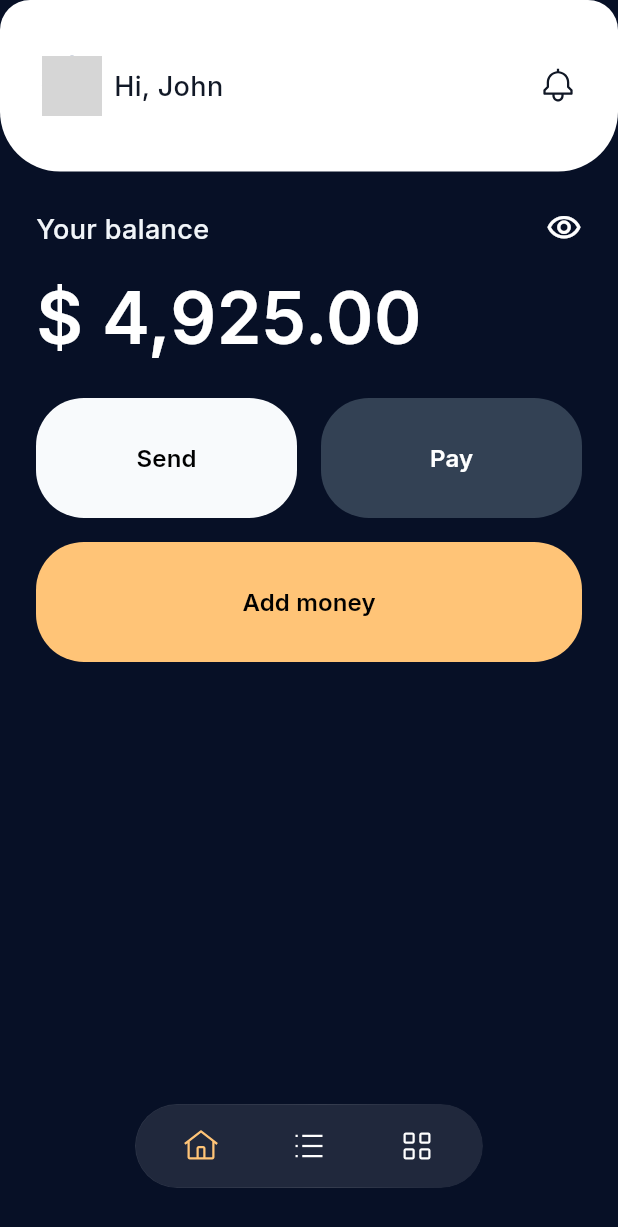
After one commit to RasZarky/mitto, a Flutter app: the NavBase screen opened by its route, on a phone screen of 412 x 824 dp. The commit adds this screen. Shown: the top 1227 px of the screen. Run offline on Flutter 3.47's test engine with Material 3 defaults, Android fonts, the phone set to English and light mode, and no system bars; our stand-ins replace flutter_svg, go_router, intl_phone_number_input, local_auth; network calls fail; grey boxes are pictures that could not be loaded.

Commit message:
implement home, transactions, and explore screens with bottom navigation
- Create `NavBase` component featuring a floating, blurred glass effect bottom navigation bar with custom gradient borders.
- Implement `HomePage` with balance visibility toggle, quick action buttons (Send, Pay, Add money), and a personalized header.
- Create placeholder `TransactionsPage` and `ExplorePage` widgets.
- Update `AppButton` to support an `isLoading` state with a loading indicator and disabled interaction.
- Integrate `flutter_svg` for vector asset support and add new SVG icons for navigation and notifications.
- Configure routing for the new navigation base and update authentication flows to redirect to the home screen upon success.
- Update `LoginPage` and `CreatePasswordPage` to handle loading states and simulated network delays during authentication.

```diff
--- a/lib/core/router/app_router.dart
+++ b/lib/core/router/app_router.dart
@@ -1,6 +1,7 @@
 import 'package:go_router/go_router.dart';
 import 'package:mitto/presentation/get_started/get_started_page.dart';
 import 'package:mitto/presentation/splash/splash_page.dart';
+import 'package:mitto/presentation/nav_base/base.dart';
 
 import '../../presentation/authentication/choose_country_page.dart';
 import '../../presentation/authentication/create_password_page.dart';
@@ -16,6 +17,7 @@ class AppRouter {
   static const String chooseCountry = '/choose-country';
   static const String createPassword = '/create-password';
   static const String login = '/login';
+  static const String navBase = '/nav-base';
 
   static final router = GoRouter(
     debugLogDiagnostics: true,
@@ -49,6 +51,10 @@ class AppRouter {
         path: login,
         builder: (context, state) => const LoginPage(),
       ),
+      GoRoute(
+        path: navBase,
+        builder: (context, state) => const NavBase(),
+      ),
     ],
   );
 }
--- a/lib/core/widgets/app_button.dart
+++ b/lib/core/widgets/app_button.dart
@@ -18,10 +18,11 @@ class AppButton extends StatelessWidget {
       left: 16,
     ),
     this.icon,
+    this.isLoading = false,
   });
 
   final String text;
-  final VoidCallback onPressed;
+  final VoidCallback? onPressed;
   final Color backgroundColor;
   final Color textColor;
   final double height;
@@ -29,6 +30,7 @@ class AppButton extends StatelessWidget {
   final double gap;
   final EdgeInsetsGeometry padding;
   final Widget? icon;
+  final bool isLoading;
 
   @override
   Widget build(BuildContext context) {
@@ -36,7 +38,7 @@ class AppButton extends StatelessWidget {
       height: height,
       width: double.infinity,
       child: ElevatedButton(
-        onPressed: onPressed,
+        onPressed: isLoading ? null : onPressed,
         style: ElevatedButton.styleFrom(
           backgroundColor: backgroundColor,
           foregroundColor: textColor,
@@ -45,8 +47,15 @@ class AppButton extends StatelessWidget {
           shape: RoundedRectangleBorder(
             borderRadius: BorderRadius.circular(borderRadius),
           ),
+          disabledBackgroundColor: backgroundColor.withOpacity(0.6),
         ),
-        child: Row(
+        child: isLoading
+            ? const Center(
+                child: CircularProgressIndicator(
+                  color: AppColors.basicBlack,
+                ),
+              )
+            : Row(
                 mainAxisAlignment: MainAxisAlignment.center,
                 mainAxisSize: MainAxisSize.min,
                 children: [
--- a/lib/gen/assets.gen.dart
+++ b/lib/gen/assets.gen.dart
@@ -31,10 +31,30 @@ class $AssetsImagesGen {
   List<AssetGenImage> get values => [logoDark, logo, phone1, phone2];
 }
 
+class $AssetsSvgsGen {
+  const $AssetsSvgsGen();
+
+  /// File path: assets/svgs/Grid.svg
+  String get grid => 'assets/svgs/Grid.svg';
+
+  /// File path: assets/svgs/Home.svg
+  String get home => 'assets/svgs/Home.svg';
+
+  /// File path: assets/svgs/List.svg
+  String get list => 'assets/svgs/List.svg';
+
+  /// File path: assets/svgs/Notification.svg
+  String get notification => 'assets/svgs/Notification.svg';
+
+  /// List of all assets
+  List<String> get values => [grid, home, list, notification];
+}
+
 class Assets {
   const Assets._();
 
   static const $AssetsImagesGen images = $AssetsImagesGen();
+  static const $AssetsSvgsGen svgs = $AssetsSvgsGen();
 }
 
 class AssetGenImage {
--- a/lib/presentation/authentication/create_password_page.dart
+++ b/lib/presentation/authentication/create_password_page.dart
@@ -103,7 +103,7 @@ class _CreatePasswordPageState extends State<CreatePasswordPage> {
 
       // Navigate to splash or home after account creation
       if (mounted) {
-        context.go(AppRouter.splash);
+        context.go(AppRouter.navBase);
       }
     }
   }
--- a/lib/presentation/authentication/login_page.dart
+++ b/lib/presentation/authentication/login_page.dart
@@ -20,8 +20,9 @@ class _LoginPageState extends State<LoginPage> {
 
   String? _emailError;
   String? _passwordError;
+  bool _isLoading = false;
 
-  void _validateAndNavigate() {
+  Future<void> _validateAndNavigate() async {
     setState(() {
       _emailError = null;
       _passwordError = null;
@@ -43,14 +44,17 @@ class _LoginPageState extends State<LoginPage> {
     if (password.isEmpty) {
       setState(() => _passwordError = 'Password is required');
       isValid = false;
-    } else if (password.length < 6) {
-      setState(() => _passwordError = 'Password must be at least 6 characters');
-      isValid = false;
     }
 
     if (isValid) {
+      setState(() => _isLoading = true);
+
+      // Simulate network request
+      await Future.delayed(const Duration(seconds: 2));
+
       if (mounted) {
-        context.go(AppRouter.splash);
+        setState(() => _isLoading = false);
+        context.go(AppRouter.navBase);
       }
     }
   }
@@ -112,6 +116,7 @@ class _LoginPageState extends State<LoginPage> {
                   AppButton(
                     text: 'Login',
                     onPressed: _validateAndNavigate,
+                    isLoading: _isLoading,
                   ),
                   const SizedBox(height: 24),
                   Align(
--- /dev/null
+++ b/lib/presentation/explore/explore_page.dart
@@ -0,0 +1,14 @@
+import 'package:flutter/material.dart';
+
+class ExplorePage extends StatelessWidget {
+  const ExplorePage({super.key});
+
+  @override
+  Widget build(BuildContext context) {
+    return const Scaffold(
+      body: Center(
+        child: Text('Explore Page'),
+      ),
+    );
+  }
+}
--- /dev/null
+++ b/lib/presentation/home/home_page.dart
@@ -0,0 +1,124 @@
+import 'package:flutter/material.dart';
+import 'package:flutter_svg/svg.dart';
+import 'package:mitto/core/theme/app_colors.dart';
+import 'package:mitto/core/theme/app_text_style.dart';
+
+import '../../core/widgets/app_app_bar.dart';
+import '../../core/widgets/app_button.dart';
+import '../../gen/assets.gen.dart';
+
+class HomePage extends StatefulWidget {
+  const HomePage({super.key});
+
+  @override
+  State<HomePage> createState() => _HomePageState();
+}
+
+class _HomePageState extends State<HomePage> {
+  bool _isBalanceVisible = true;
+
+  @override
+  Widget build(BuildContext context) {
+    return Scaffold(
+      backgroundColor: AppColors.primary700,
+      appBar: AppAppBar(
+        leading: Padding(
+          padding: const EdgeInsets.only(left: 16.0),
+          child: Row(
+            mainAxisSize: MainAxisSize.min,
+            children: [
+              const CircleAvatar(
+                radius: 20,
+                backgroundImage: NetworkImage('https://i.pravatar.cc/150?u=john'),
+              ),
+              const SizedBox(width: 8),
+              Text(
+                'Hi, John',
+                style: AppTextStyle.lgMedium.copyWith(color: AppColors.gray900),
+              )
+            ],
+          ),
+        ),
+        actions: [
+          Padding(
+            padding: const EdgeInsets.only(right: 16.0),
+            child: SvgPicture.asset(Assets.svgs.notification),
+          )
+        ],
+      ),
+      body: SafeArea(
+        child: SingleChildScrollView(
+          padding: const EdgeInsets.all(24.0),
+          child: Column(
+            crossAxisAlignment: CrossAxisAlignment.start,
+            children: [
+              Column(
+                crossAxisAlignment: CrossAxisAlignment.start,
+                children: [
+                  Row(
+                    mainAxisAlignment: MainAxisAlignment.spaceBetween,
+                    children: [
+                      Text(
+                        'Your balance',
+                        style: AppTextStyle.lgMedium,
+                      ),
+                      GestureDetector(
+                        onTap: () {
+                          setState(() {
+                            _isBalanceVisible = !_isBalanceVisible;
+                          });
+                        },
+                        child: Icon(
+                          _isBalanceVisible
+                              ? Icons.visibility_outlined
+                              : Icons.visibility_off_outlined,
+                          color: AppColors.basicWhite,
+                        ),
+                      ),
+                    ],
+                  ),
+                  const SizedBox(height: 8),
+                  Text(
+                    _isBalanceVisible ? '\$ 4,925.00' : '\$ ********',
+                    style: AppTextStyle.lgMedium.copyWith(
+                        fontSize: 48,
+                        fontWeight: FontWeight.w600,
+                        color: AppColors.basicWhite),
+                  ),
+                  const SizedBox(height: 16),
+                  Row(
+                    children: [
+                      Expanded(
+                        child: AppButton(
+                          text: 'Send',
+                          backgroundColor: AppColors.gray50,
+                          onPressed: () {},
+                        ),
+                      ),
+
+                      const SizedBox(width: 16),
+
+                      Expanded(
+                        child: AppButton(
+                          text: 'Pay',
+                          backgroundColor: AppColors.gray700,
+                          textColor: AppColors.basicWhite,
+                          onPressed: () {},
+                        ),
+                      ),
+                    ],
+                  ),
+                  const SizedBox(height: 16),
+                  AppButton(
+                      text: 'Add money',
+                      onPressed: (){}),
+                  const SizedBox(height: 24),
+                ],
+              ),
+            ],
+          ),
+        ),
+      ),
+    );
+  }
+}
--- /dev/null
+++ b/lib/presentation/nav_base/base.dart
@@ -0,0 +1,150 @@
+import 'dart:ui';
+import 'package:flutter/material.dart';
+import 'package:flutter_svg/flutter_svg.dart';
+import 'package:mitto/core/theme/app_colors.dart';
+import 'package:mitto/gen/assets.gen.dart';
+import 'package:mitto/presentation/explore/explore_page.dart';
+import 'package:mitto/presentation/home/home_page.dart';
+import 'package:mitto/presentation/transactions/transactions_page.dart';
+
+class NavBase extends StatefulWidget {
+  const NavBase({super.key});
+
+  @override
+  State<NavBase> createState() => _NavBaseState();
+}
+
+class _NavBaseState extends State<NavBase> {
+  int _currentIndex = 0;
+
+  final List<Widget> _pages = [
+    const HomePage(),
+    const TransactionsPage(),
+    const ExplorePage(),
+  ];
+
+  @override
+  Widget build(BuildContext context) {
+    return Scaffold(
+      backgroundColor: AppColors.primary700,
+      body: Stack(
+        children: [
+          _pages[_currentIndex],
+          Align(
+            alignment: Alignment.bottomCenter,
+            child: Padding(
+              padding: const EdgeInsets.only(bottom: 32),
+              child: ClipRRect(
+                borderRadius: BorderRadius.circular(1000),
+                child: BackdropFilter(
+                  filter: ImageFilter.blur(sigmaX: 18.9, sigmaY: 18.9),
+                  child: CustomPaint(
+                    painter: _GradientBorderPainter(
+                      radius: 1000,
+                      strokeWidth: 1,
+                      gradient: const LinearGradient(
+                        begin: Alignment(-0.9, -0.1), // Approx 93.37deg
+                        end: Alignment(0.9, 0.1),
+                        stops: [0.1153, 0.5427, 0.9277],
+                        colors: [
+                          Color(0x0FFFFFFF), // 0.0582292 opacity approx
+                          Color(0x21FFFFFF), // 0.13 opacity
+                          Color(0x00FFFFFF), // 0 opacity
+                        ],
+                      ),
+                    ),
+                    child: Container(
+                      width: 232,
+                      height: 56,
+                      decoration: BoxDecoration(
+                        color: Colors.white.withOpacity(0.1),
+                        borderRadius: BorderRadius.circular(1000),
+                      ),
+                      padding: const EdgeInsets.symmetric(horizontal: 32, vertical: 8),
+                      child: Row(
+                        mainAxisAlignment: MainAxisAlignment.spaceBetween,
+                        children: [
+                          _NavBarItem(
+                            svgPath: Assets.svgs.home,
+                            isSelected: _currentIndex == 0,
+                            onTap: () => setState(() => _currentIndex = 0),
+                          ),
+                          _NavBarItem(
+                            svgPath: Assets.svgs.list,
+                            isSelected: _currentIndex == 1,
+                            onTap: () => setState(() => _currentIndex = 1),
+                          ),
+                          _NavBarItem(
+                            svgPath: Assets.svgs.grid,
+                            isSelected: _currentIndex == 2,
+                            onTap: () => setState(() => _currentIndex = 2),
+                          ),
+                        ],
+                      ),
+                    ),
+                  ),
+                ),
+              ),
+            ),
+          ),
+        ],
+      ),
+    );
+  }
+}
+
+class _NavBarItem extends StatelessWidget {
+  final String svgPath;
+  final bool isSelected;
+  final VoidCallback onTap;
+
+  const _NavBarItem({
+    required this.svgPath,
+    required this.isSelected,
+    required this.onTap,
+  });
+
+  @override
+  Widget build(BuildContext context) {
+    return GestureDetector(
+      onTap: onTap,
+      behavior: HitTestBehavior.opaque,
+      child: SvgPicture.asset(
+        svgPath,
+        colorFilter: ColorFilter.mode(
+          isSelected ? AppColors.secondary200 : AppColors.basicWhite,
+          BlendMode.srcIn,
+        ),
+        width: 24,
+        height: 24,
+      ),
+    );
+  }
+}
+
+class _GradientBorderPainter extends CustomPainter {
+  final double radius;
+  final double strokeWidth;
+  final Gradient gradient;
+
+  _GradientBorderPainter({
+    required this.radius,
+    required this.strokeWidth,
+    required this.gradient,
+  });
+
+  @override
+  void paint(Canvas canvas, Size size) {
+    final Rect rect = Offset.zero & size;
+    final Paint paint = Paint()
+      ..strokeWidth = strokeWidth
+      ..style = PaintingStyle.stroke
+      ..shader = gradient.createShader(rect);
+
+    final RRect rrect = RRect.fromRectAndRadius(rect, Radius.circular(radius));
+    canvas.drawRRect(rrect, paint);
+  }
+
+  @override
+  bool shouldRepaint(covariant CustomPainter oldDelegate) => false;
+}
--- /dev/null
+++ b/lib/presentation/transactions/transactions_page.dart
@@ -0,0 +1,14 @@
+import 'package:flutter/material.dart';
+
+class TransactionsPage extends StatelessWidget {
+  const TransactionsPage({super.key});
+
+  @override
+  Widget build(BuildContext context) {
+    return const Scaffold(
+      body: Center(
+        child: Text('Transactions Page'),
+      ),
+    );
+  }
+}
--- a/pubspec.yaml
+++ b/pubspec.yaml
@@ -16,6 +16,7 @@ dependencies:
   cupertino_icons: ^1.0.8
   intl_phone_number_input: ^0.7.5
   local_auth: ^2.2.0
+  flutter_svg: ^2.2.3
 
 dev_dependencies:
   flutter_test:
@@ -49,6 +50,7 @@ flutter:
 
   assets:
     - assets/images/
+    - assets/svgs/
 
   fonts:
     - family: Inter
```
Also changed, not shown: assets/svgs/Grid.svg (added), assets/svgs/Home.svg (added), assets/svgs/List.svg (added), assets/svgs/Notification.svg (added), pubspec.lock. Lines whose indentation alone changed are shown as unchanged.
